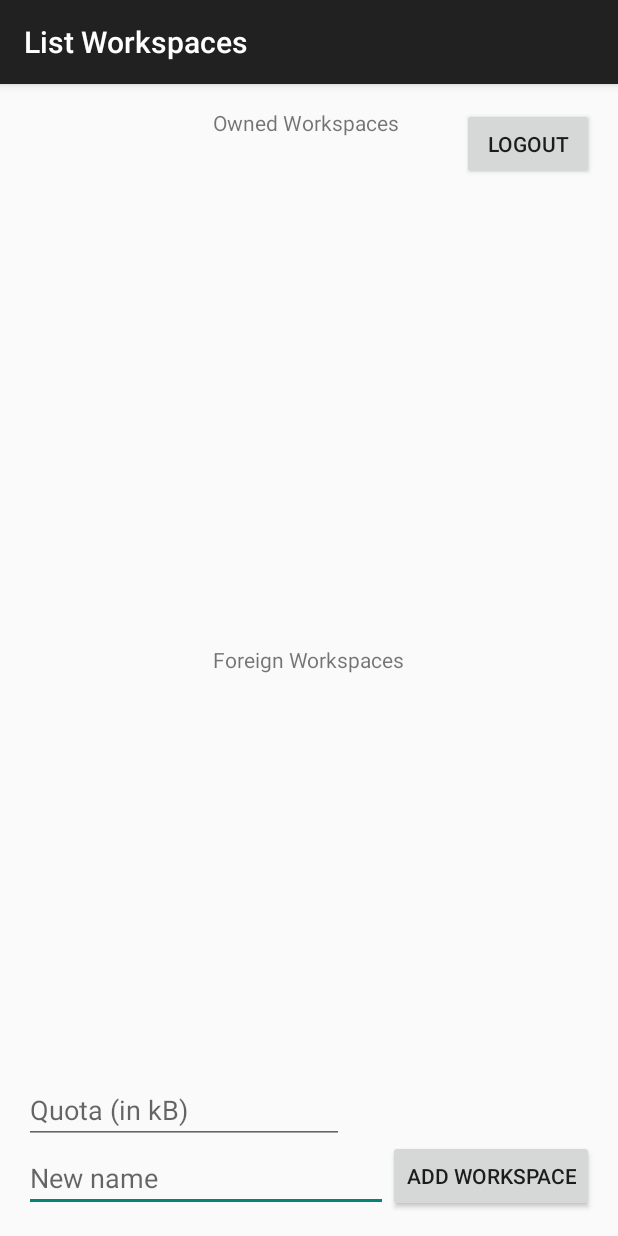
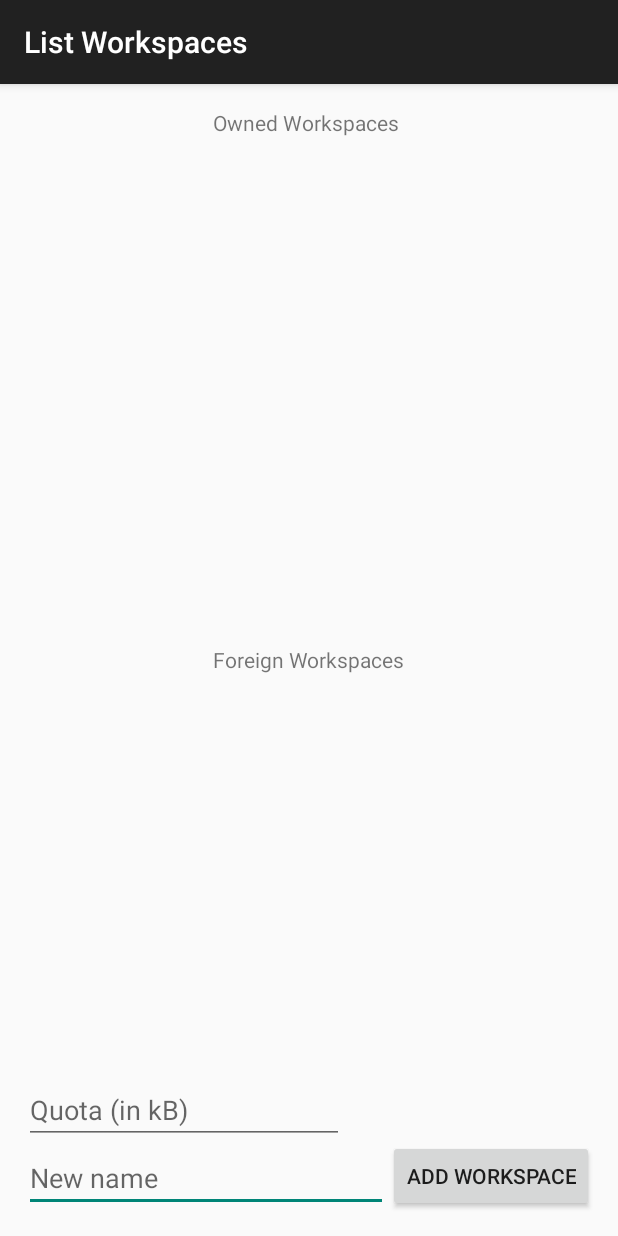
Before and after one commit to diogoleitao/airdesk, an Android app: the ListWorkspaces screen opened directly, with no data from a screen before it, on a phone screen of 412 x 824 dp. Run offline under Robolectric (Android 15) with nearby library versions, the phone set to English and light mode, and no system bars; 7 statements that could not run were skipped.

Commit message:
removed logout button

```diff
--- a/app/src/main/res/layout/activity_list_workspaces.xml
+++ b/app/src/main/res/layout/activity_list_workspaces.xml
@@ -10,11 +10,10 @@
         android:layout_width="wrap_content"
         android:layout_height="wrap_content"
         android:id="@+id/workspaceList"
-        android:layout_below="@+id/bt_logout"
-        android:layout_toStartOf="@+id/bt_logout"
         android:layout_above="@+id/foreignWorkspacesText"
         android:layout_alignRight="@+id/foreignWorkspaceList"
-        android:layout_alignEnd="@+id/foreignWorkspaceList" />
+        android:layout_alignEnd="@+id/foreignWorkspaceList"
+        android:layout_below="@+id/textView" />
 
     <Button
         android:layout_width="wrap_content"
@@ -49,23 +48,11 @@
         android:hint="Quota (in kB)"
         android:maxLines="1"/>
 
-    <Button
-        android:layout_width="wrap_content"
-        android:layout_height="wrap_content"
-        android:text="Logout"
-        android:id="@+id/bt_logout"
-        android:onClick="logout"
-        android:maxLines="1"
-        android:layout_alignParentTop="true"
-        android:layout_alignParentRight="true"
-        android:layout_alignParentEnd="true" />
-
     <ListView
         android:layout_width="wrap_content"
         android:layout_height="wrap_content"
         android:id="@+id/foreignWorkspaceList"
         android:layout_above="@+id/quotaText"
-        android:layout_toStartOf="@+id/bt_logout"
         android:layout_below="@+id/foreignWorkspacesText"
         android:layout_alignRight="@+id/bt_addworkspace"
         android:layout_alignEnd="@+id/bt_addworkspace" />
```
